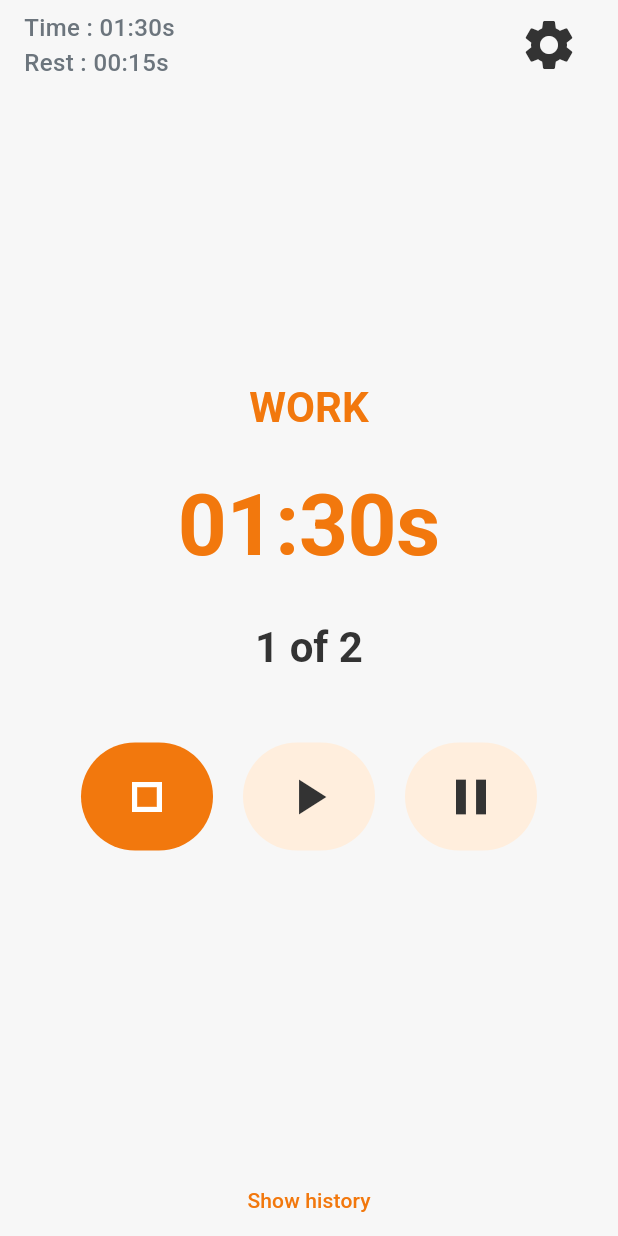
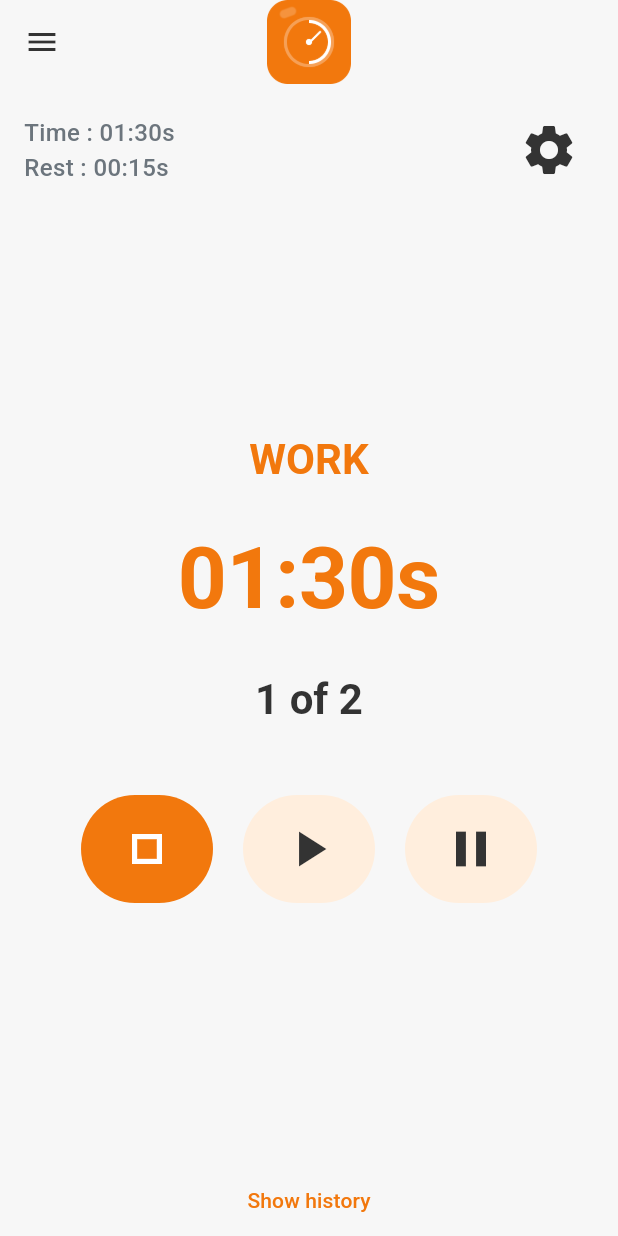
Before and after one commit to samakunchan/wiseworkout, a Flutter app: the screen it shows after launch, on a phone screen of 412 x 824 dp. Run offline on Flutter 3.47's test engine with Material 3 defaults, Android fonts, the phone set to English and light mode, and no system bars; our stand-ins replace audioplayers, device_preview, drift, fluttertoast, freezed_annotation, get_it and 4 more; missing offline and left inert: country_flags, feedback; accounts and stored records are empty; generated files the repository leaves out were written again.

Commit message:
feat: main

```diff
--- a/lib/main.dart
+++ b/lib/main.dart
@@ -1,13 +1,16 @@
 import 'package:device_preview/device_preview.dart';
 import 'package:flutter/foundation.dart';
 import 'package:flutter/material.dart';
-import 'package:signals/signals.dart';
+import 'package:signals_flutter/signals_flutter.dart';
 import 'package:wiseworkout/core/themes/theme.dart';
 import 'package:wiseworkout/features/cache/services/cache_service.dart';
 import 'package:wiseworkout/features/di/services/service_locator.dart';
 import 'package:wiseworkout/features/helpers.dart';
+import 'package:wiseworkout/features/settings/signals/locale_store.dart';
+import 'package:wiseworkout/features/settings/signals/theme_mode_store.dart';
 import 'package:wiseworkout/features/settings/signals/workout_settings_store.dart';
 import 'package:wiseworkout/l10n/generated/app_localizations.dart';
+import 'package:wiseworkout/layout/screen_scaffold_with_drawer.dart';
 
 void main() async {
   WidgetsFlutterBinding.ensureInitialized();
@@ -17,6 +20,8 @@ void main() async {
 
   setupLocator();
   await kGetIt<WorkoutSettingsStore>().loadFromCache(kGetIt<CacheService>());
+  await kGetIt<ThemeModeStore>().loadThemeMode();
+  await kGetIt<LocaleStore>().loadLocale();
 
   if (kIsWeb) {
     runApp(
@@ -45,14 +50,21 @@ class _MyAppState extends State<MyApp> {
     final List<Widget> screens = AppHelper.getScreens(pageController: _pageController);
     Widget itemBuilder(BuildContext context, int index) => screens[index];
 
+    return SignalBuilder(
+      builder: (BuildContext context) {
+        final ThemeMode themeMode = kGetIt<ThemeModeStore>().themeMode.value;
+        final Locale locale = kGetIt<LocaleStore>().locale.value;
+
         return MaterialApp(
           title: 'Flutter Demo',
           theme: AppTheme.lightTheme,
           darkTheme: AppTheme.darkTheme,
+          themeMode: themeMode,
+          locale: locale,
           localizationsDelegates: AppLocalizations.localizationsDelegates,
           supportedLocales: AppLocalizations.supportedLocales,
-      home: Scaffold(
-        body: SafeArea(
+          home: ScreenScaffoldWithDrawer(
+            child: SafeArea(
               child: PageView.builder(
                 controller: _pageController,
                 scrollDirection: .vertical,
@@ -63,5 +75,7 @@ class _MyAppState extends State<MyApp> {
             ),
           ),
         );
+      },
+    );
   }
 }
```
Lines whose indentation alone changed are shown as unchanged.
